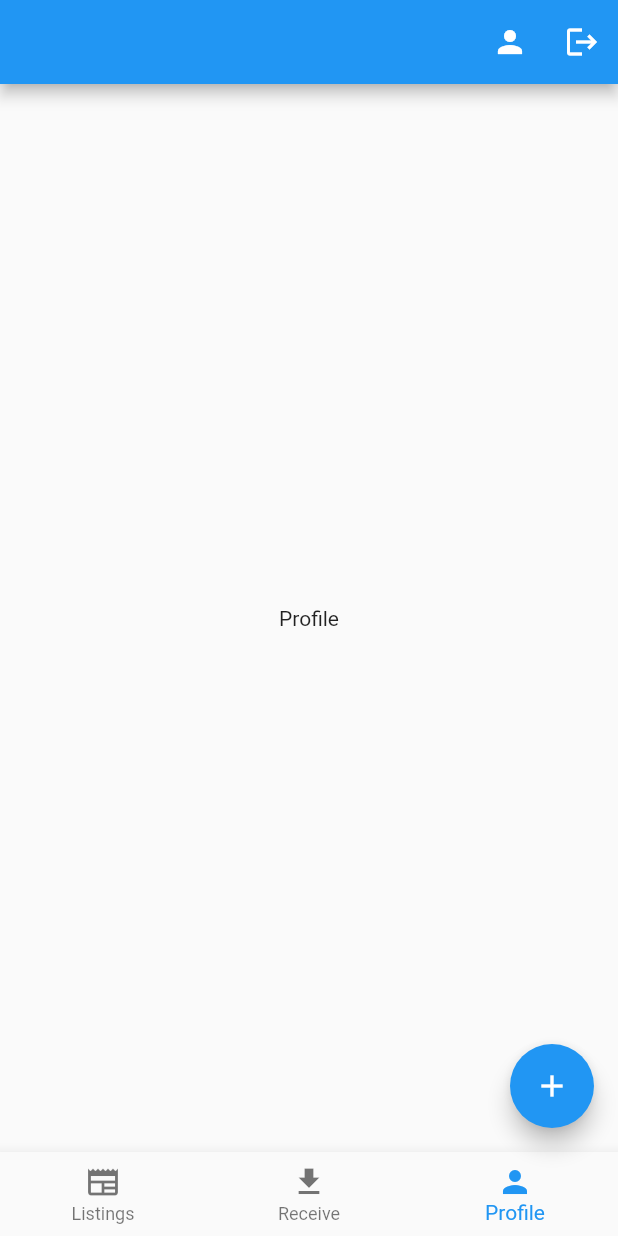
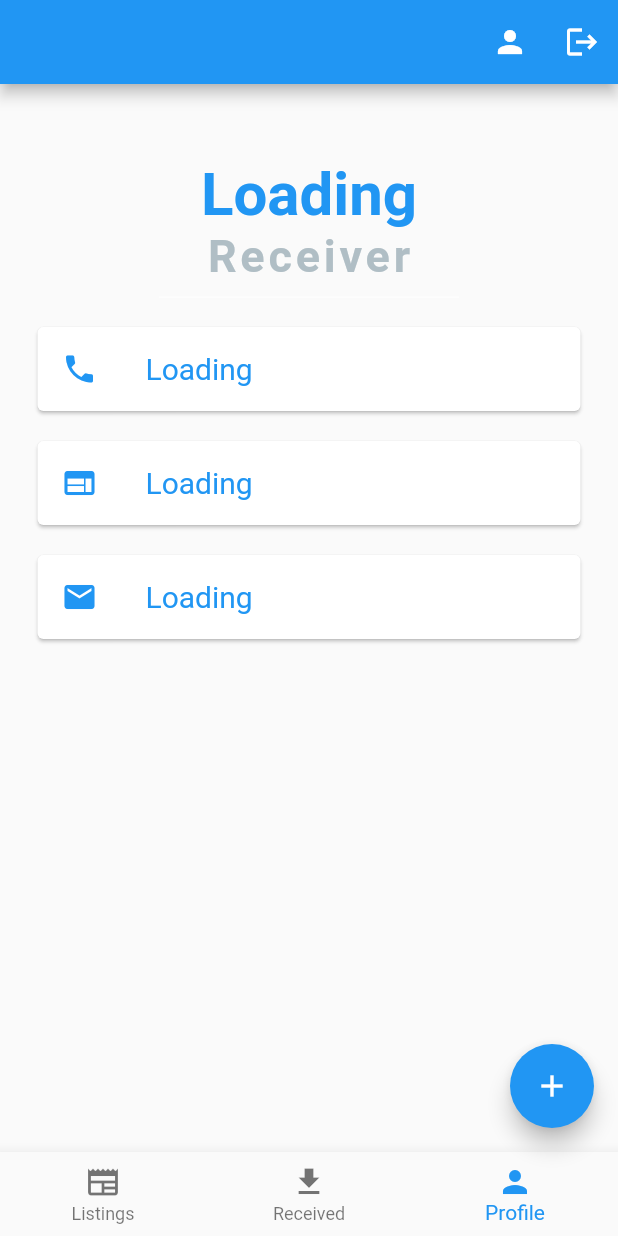
Before and after one commit to geek911/09876543, a Flutter app: the ReceiverPage screen opened directly, item 3 of the bottom bar chosen, on a phone screen of 412 x 824 dp. Run offline on Flutter 3.47's test engine with Material 2 defaults, Android fonts, the phone set to English and light mode, and no system bars; our stand-ins replace cloud_firestore, firebase_auth, firebase_core, firebase_database, form_validator, syncfusion_flutter_datepicker; missing offline and left inert: firebase_app_check; accounts and stored records are empty; Roboto replaces fonts that are missing (Pacifico, Source Sans Pro).

Commit message:
Added profile for the receiver

```diff
--- a/lib/commons/widgets.dart
+++ b/lib/commons/widgets.dart
@@ -1,4 +1,5 @@
 import 'package:flutter/material.dart';
+import 'package:food_donor/models/custom_user.dart';
 
 class FormFields {
   static Widget textField(String title, TextEditingController controller,
@@ -42,8 +43,87 @@ class FormFields {
   }
 }
 
-// showDialog(context: context, builder: (BuildContext context){
-//     return AlertDialog(
-//       title: Text("Success"),
-//       content: Text("Saved successfully"),
-//     );
+class InfoCard extends StatelessWidget {
+  // the values we need
+  final String text;
+  final IconData icon;
+  Function onPressed;
+
+  InfoCard({required this.text, required this.icon, required this.onPressed});
+
+  @override
+  Widget build(BuildContext context) {
+    return Card(
+      color: Colors.white,
+      margin: EdgeInsets.symmetric(vertical: 10, horizontal: 25),
+      child: ListTile(
+        leading: Icon(
+          icon,
+          color: Theme.of(context).primaryColor,
+        ),
+        title: Text(
+          text,
+          style: TextStyle(
+              color: Theme.of(context).primaryColor,
+              fontSize: 20,
+              fontFamily: "Source Sans Pro"),
+        ),
+      ),
+    );
+  }
+}
+
+class ProfileWidget {
+  static Widget profileBody(BuildContext context, CustomUser user) {
+    return Column(
+      children: <Widget>[
+        SizedBox(
+          height: 50,
+        ),
+        Text(
+          user.displayName ??= 'Loading',
+          style: TextStyle(
+            fontSize: 40.0,
+            color: Theme.of(context).primaryColor,
+            fontWeight: FontWeight.bold,
+            fontFamily: "Pacifico",
+          ),
+        ),
+        Text(
+          (user.donator ??= false) ? "Donor" : "Receiver",
+          style: TextStyle(
+              fontSize: 30,
+              color: Colors.blueGrey[200],
+              letterSpacing: 2.5,
+              fontWeight: FontWeight.bold,
+              fontFamily: "Source Sans Pro"),
+        ),
+        SizedBox(
+          height: 20,
+          width: 200,
+          child: Divider(
+            color: Colors.white,
+          ),
+        ),
+
+        // we will be creating a new widget name info carrd
+        InfoCard(
+            text: user.phoneNumber ??= "Loading",
+            icon: Icons.phone,
+            onPressed: () async {}),
+        InfoCard(
+            text: user.description ??= "Loading",
+            icon: Icons.web,
+            onPressed: () async {}),
+        // InfoCard(
+        //     text: "location",
+        //     icon: Icons.location_city,
+        //     onPressed: () async {}),
+        InfoCard(
+            text: user.email ??= "Loading",
+            icon: Icons.email,
+            onPressed: () async {}),
+      ],
+    );
+  }
+}
--- a/lib/models/custom_user.dart
+++ b/lib/models/custom_user.dart
@@ -1,3 +1,6 @@
+import 'package:firebase_auth/firebase_auth.dart';
+import 'package:firebase_core/firebase_core.dart';
+
 class CustomUser {
   String? id;
   String? firstName;
@@ -9,6 +12,7 @@ class CustomUser {
   String? location;
   String? password;
   String? phoneNumber;
+  FirebaseAuth _auth = FirebaseAuth.instance;
 
   Map<String, dynamic> toProfileJson() {
     return {
@@ -22,6 +26,12 @@ class CustomUser {
     description = json['description'];
     phoneNumber = json['phone_number'];
     donator = json['donator'];
+    displayName = json['displayName'];
+    donator = json['donator'];
+    displayName = _auth.currentUser?.displayName;
+    firstName = displayName?.split(" ")[0];
+    lastName = displayName?.split(" ")[1];
+    email = _auth.currentUser?.email;
 
     return this;
   }
--- a/lib/pages/receive_page.dart
+++ b/lib/pages/receive_page.dart
@@ -2,6 +2,9 @@ import 'package:firebase_auth/firebase_auth.dart';
 import 'package:firebase_core/firebase_core.dart';
 import 'package:flutter/material.dart';
 import 'package:food_donor/commons/fragments.dart';
+import 'package:food_donor/commons/widgets.dart';
+import 'package:food_donor/database.dart';
+import 'package:food_donor/models/custom_user.dart';
 import 'package:form_validator/form_validator.dart';
 
 class ReceiverPage extends StatefulWidget {
@@ -14,6 +17,23 @@ class ReceiverPage extends StatefulWidget {
 class _ReceiverPageState extends State<ReceiverPage> {
   HomeFragmentType _fragmentType = HomeFragmentType.HOME;
   int _index = 0;
+  CustomUser _user = CustomUser();
+
+  Future<CustomUser> _loadProfile() async {
+    var user = await Database.getProfile();
+
+    return user;
+  }
+
+  @override
+  void initState() {
+    _loadProfile().then((value) {
+      setState(() {});
+      _user = value;
+    });
+
+    super.initState();
+  }
 
   void _changeFragment(int index) {
     setState(() {
@@ -29,9 +49,7 @@ class _ReceiverPageState extends State<ReceiverPage> {
       Center(
         child: Text('Received'),
       ),
-      Center(
-        child: Text('Profile'),
-      ),
+      ProfileWidget.profileBody(context, _user),
     ];
   }
 
@@ -62,7 +80,7 @@ class _ReceiverPageState extends State<ReceiverPage> {
           ),
           BottomNavigationBarItem(
             icon: Icon(Icons.download),
-            label: 'Receive',
+            label: 'Received',
           ),
           BottomNavigationBarItem(
             icon: Icon(Icons.person),
```
